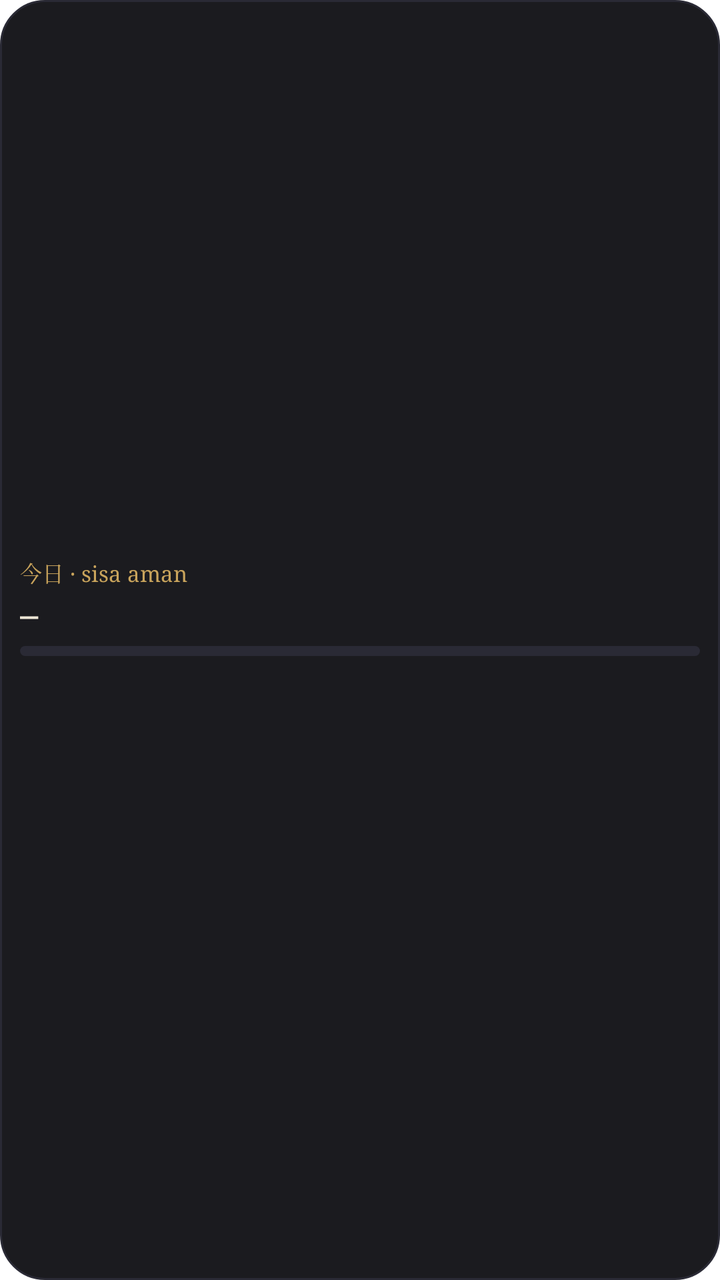
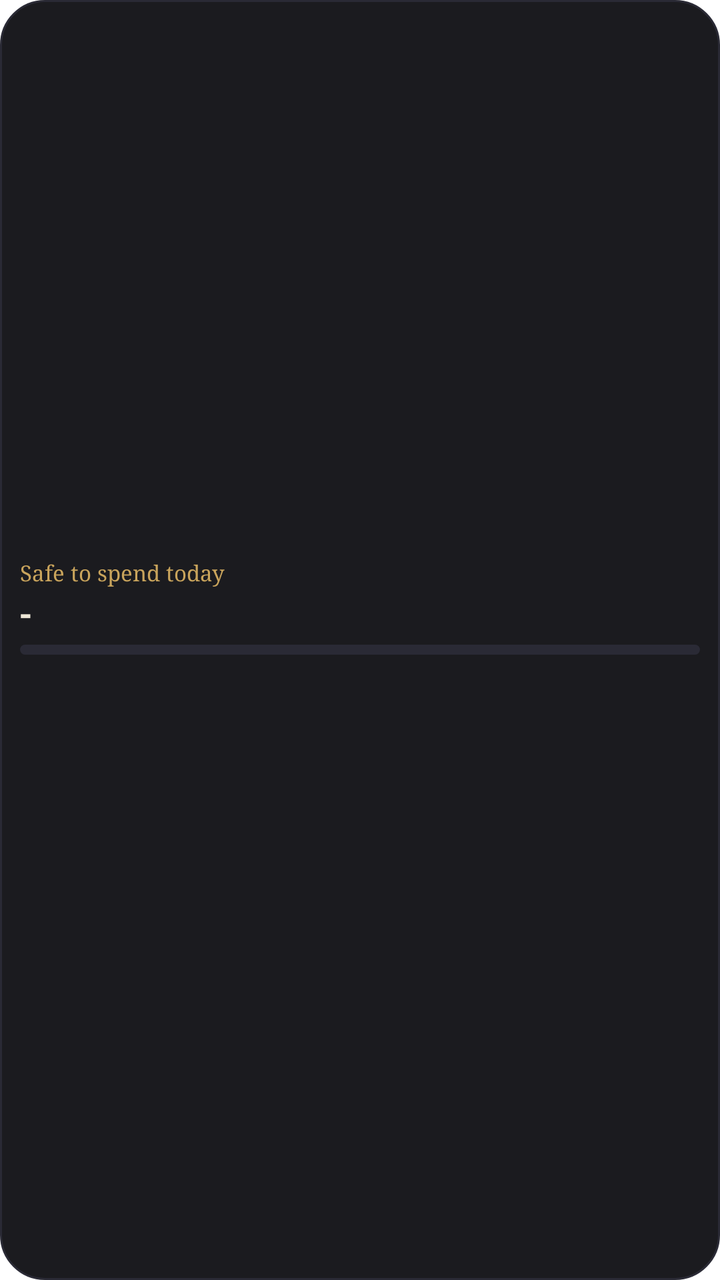

The first picture is an Android layout as it rendered before a commit; the second is the same layout after the commit. The layout source and the unified diff follow.
<!-- AndroidManifest.xml: fallback theme Theme.MaterialComponents.DayNight.NoActionBar -->
<!-- res/layout/widget_safe_spend.xml -->
<?xml version="1.0" encoding="utf-8"?>
<LinearLayout xmlns:android="http://schemas.android.com/apk/res/android"
    android:id="@+id/root"
    android:layout_width="match_parent"
    android:layout_height="match_parent"
    android:background="@drawable/widget_bg"
    android:gravity="center_vertical"
    android:orientation="vertical"
    android:padding="10dp">

    <TextView
        android:id="@+id/label"
        android:layout_width="wrap_content"
        android:layout_height="wrap_content"
        android:fontFamily="serif"
        android:singleLine="true"
        android:text="今日 · sisa aman"
        android:textColor="#C9A45C"
        android:textSize="11sp" />

    <TextView
        android:id="@+id/safe_left"
        android:layout_width="match_parent"
        android:layout_height="wrap_content"
        android:ellipsize="end"
        android:fontFamily="serif"
        android:singleLine="true"
        android:text="–"
        android:textColor="#EDE6D6"
        android:textSize="18sp"
        android:textStyle="bold" />

    <ProgressBar
        android:id="@+id/progress"
        style="?android:attr/progressBarStyleHorizontal"
        android:layout_width="match_parent"
        android:layout_height="5dp"
        android:layout_marginTop="4dp"
        android:indeterminate="false"
        android:max="100"
        android:progressDrawable="@drawable/widget_progress" />

    <TextView
        android:id="@+id/per_day"
        android:layout_width="match_parent"
        android:layout_height="wrap_content"
        android:layout_marginTop="4dp"
        android:singleLine="true"
        android:textColor="#9A948A"
        android:textSize="11sp" />

    <TextView
        android:id="@+id/spent"
        android:layout_width="match_parent"
        android:layout_height="wrap_content"
        android:singleLine="true"
        android:textColor="#9A948A"
        android:textSize="11sp" />
</LinearLayout>
<!-- resources referenced by this layout -->
<resources>
  <!-- drawable widget_bg (drawable) -->
  <?xml version="1.0" encoding="utf-8"?>
  <shape xmlns:android="http://schemas.android.com/apk/res/android" android:shape="rectangle">
      <solid android:color="#F20F0F14" />
      <corners android:radius="22dp" />
      <stroke android:width="1dp" android:color="#2A2A35" />
  </shape>
  <!-- drawable widget_progress (drawable) -->
  <?xml version="1.0" encoding="utf-8"?>
  <layer-list xmlns:android="http://schemas.android.com/apk/res/android">
      <item android:id="@android:id/background">
          <shape android:shape="rectangle">
              <solid android:color="#2A2A35" />
              <corners android:radius="4dp" />
          </shape>
      </item>
      <item android:id="@android:id/progress">
          <clip>
              <shape android:shape="rectangle">
                  <solid android:color="#C9A45C" />
                  <corners android:radius="4dp" />
              </shape>
          </clip>
      </item>
  </layer-list>
</resources>

<!-- the commit's change to res/layout/widget_safe_spend.xml (unified diff, before → after) -->
@@ -14,7 +14,7 @@
         android:layout_height="wrap_content"
         android:fontFamily="serif"
         android:singleLine="true"
-        android:text="今日 · sisa aman"
+        android:text="Safe to spend today"
         android:textColor="#C9A45C"
         android:textSize="11sp" />
 
@@ -25,7 +25,7 @@
         android:ellipsize="end"
         android:fontFamily="serif"
         android:singleLine="true"
-        android:text="–"
+        android:text="-"
         android:textColor="#EDE6D6"
         android:textSize="18sp"
         android:textStyle="bold" />
